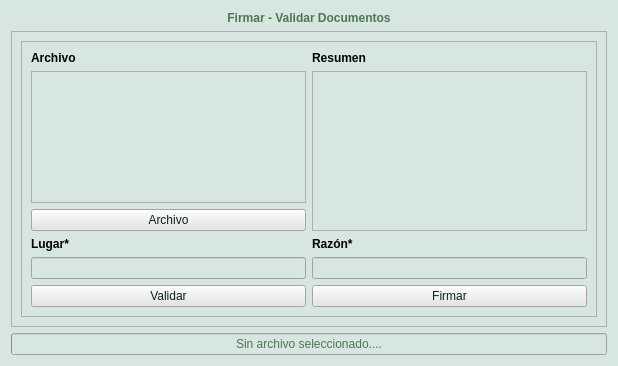
First picture: the form in client_fva/ui/ui_elements/signvalidate.ui, repository luisza/dfva_client, before the edit.
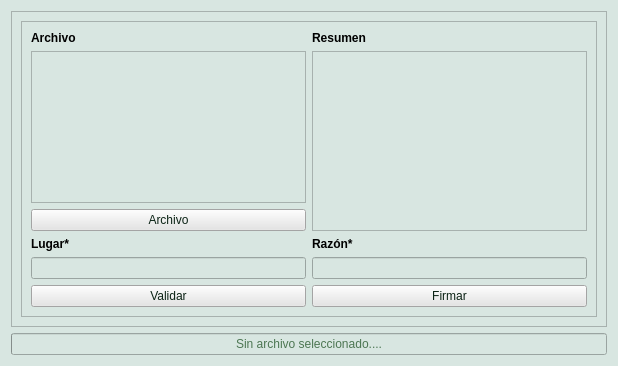
Second picture: the form after the edit. Icons and pictures are not drawn. Custom widgets are drawn as their Qt base class.

```diff
--- a/client_fva/ui/ui_elements/signvalidate.ui
+++ b/client_fva/ui/ui_elements/signvalidate.ui
@@ -22,33 +22,14 @@
 background-color:rgb(216, 230, 225);</string>
   </property>
   <layout class="QVBoxLayout" name="signValidateLayout">
-   <item>
-    <widget class="QLabel" name="titleLabel">
-     <property name="acceptDrops">
-      <bool>false</bool>
-     </property>
-     <property name="styleSheet">
-      <string notr="true">font: bold;</string>
-     </property>
-     <property name="text">
-      <string>Firmar - Validar Documentos</string>
-     </property>
-     <property name="scaledContents">
-      <bool>true</bool>
-     </property>
-     <property name="alignment">
-      <set>Qt::AlignCenter</set>
-     </property>
-     <property name="wordWrap">
-      <bool>true</bool>
-     </property>
-    </widget>
-   </item>
    <item>
     <widget class="QScrollArea" name="scrollArea">
      <property name="frameShape">
       <enum>QFrame::StyledPanel</enum>
      </property>
+     <property name="lineWidth">
+      <number>0</number>
+     </property>
      <property name="midLineWidth">
       <number>0</number>
      </property>
@@ -69,8 +50,8 @@
        <rect>
         <x>0</x>
         <y>0</y>
-        <width>592</width>
-        <height>290</height>
+        <width>598</width>
+        <height>313</height>
        </rect>
       </property>
       <layout class="QGridLayout" name="scrollAreaWidgetLayout">
```
